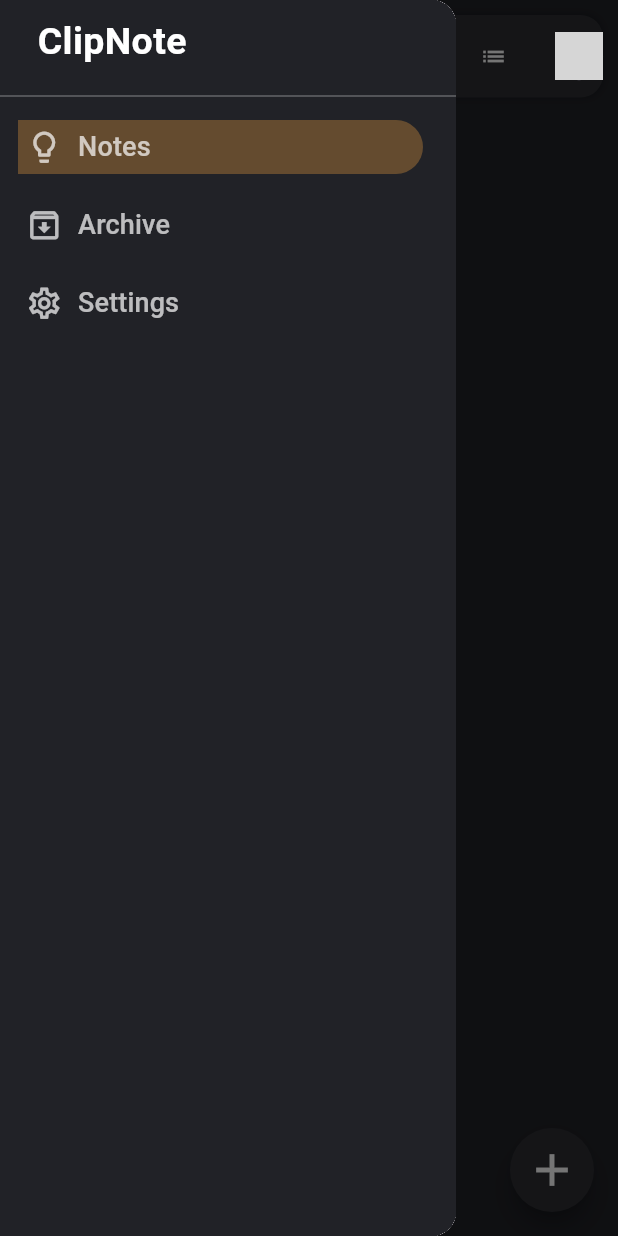
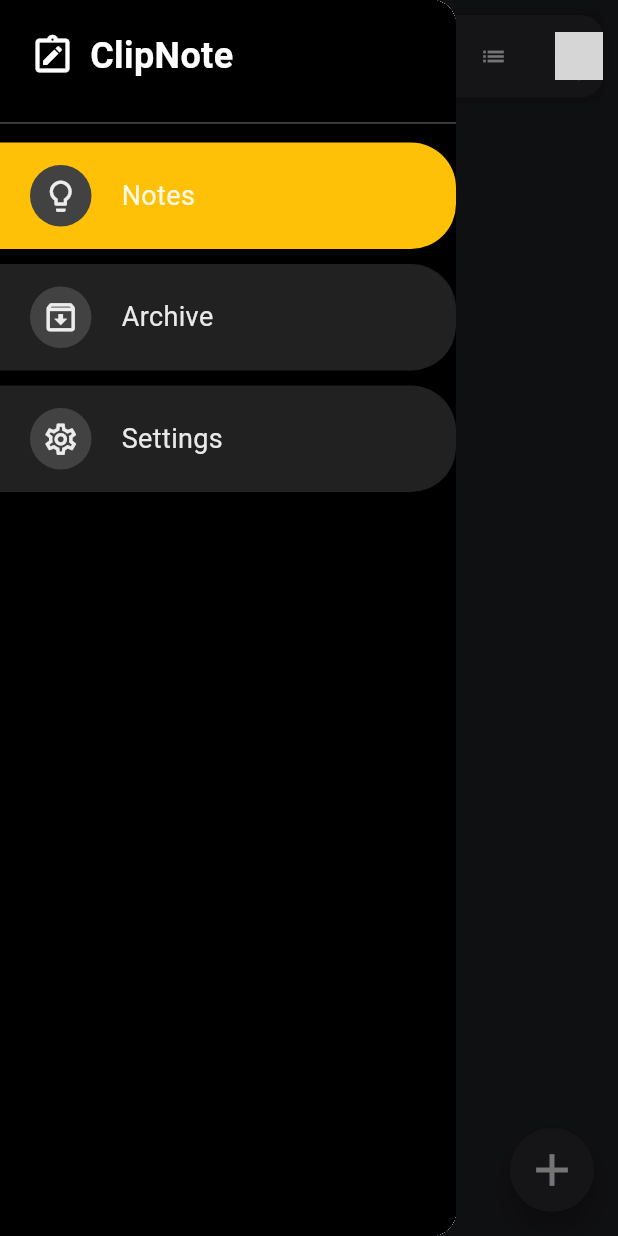
Before and after one commit to anuragJoshi05/ClipNote, a Flutter app: the ArchieveView screen opened directly, with the side drawer open, on a phone screen of 412 x 824 dp. Run offline on Flutter 3.47's test engine with Material 3 defaults, Android fonts, the phone set to English and light mode, and no system bars; our stand-ins replace cloud_firestore, firebase_auth, firebase_core, flutter_lorem, font_awesome_flutter, google_fonts and 4 more; accounts and stored records are empty; network calls fail; grey boxes are pictures that could not be loaded.

Commit message:
feat: Refactor SideMenu widget and improve UI design
- Refactored SideMenu to StatelessWidget
- Enhanced UI with new colors and layout
- Simplified navigation with _buildMenuItem method
- Improved code readability and maintainability
- Fixed minor UI inconsistencies and bugs

```diff
--- a/lib/SideMenuBar.dart
+++ b/lib/SideMenuBar.dart
@@ -1,61 +1,64 @@
+import 'package:flutter/material.dart';
 import 'package:clipnote/archieveView.dart';
-import 'package:clipnote/colors.dart';
 import 'package:clipnote/settingsView.dart';
-import 'package:flutter/material.dart';
+import 'package:clipnote/home.dart';
 
-import 'home.dart';
+class SideMenu extends StatelessWidget {
+  const SideMenu({Key? key}) : super(key: key);
 
-class SideMenu extends StatefulWidget {
-  const SideMenu({super.key});
-
-  @override
-  State<SideMenu> createState() => _SideMenuState();
-}
-
-class _SideMenuState extends State<SideMenu> {
   @override
   Widget build(BuildContext context) {
     return Drawer(
       child: Container(
-        decoration: BoxDecoration(
-          color: bgColor,
-        ),
+        color: Colors.black,
         child: SafeArea(
           child: Column(
             crossAxisAlignment: CrossAxisAlignment.start,
             children: [
               Container(
-                margin: EdgeInsets.symmetric(horizontal: 25, vertical: 10),
-                child: Text(
+                margin: const EdgeInsets.symmetric(horizontal: 20, vertical: 20),
+                child: const Row(
+                  children: [
+                    Icon(
+                      Icons.note_alt_outlined,
+                      color: Colors.white,
+                      size: 30,
+                    ),
+                    SizedBox(width: 10),
+                    Text(
                       "ClipNote",
                       style: TextStyle(
-                      color: white, fontWeight: FontWeight.bold, fontSize: 25),
+                        color: Colors.white,
+                        fontWeight: FontWeight.bold,
+                        fontSize: 24,
+                      ),
+                    ),
+                  ],
                 ),
               ),
               Divider(
-                color: white.withOpacity(0.3),
+                color: Colors.white.withOpacity(0.3),
               ),
-              Container(
-                margin: EdgeInsets.only(right: 10),
-                child: Column(
+              Expanded(
+                child: ListView(
                   children: [
-                    TextButton(
-                      onPressed: () {
-                        Navigator.push(context, MaterialPageRoute(builder: (context) => Home()));
-                      },
-                      child: sectionOne(),
+                    _buildMenuItem(
+                      context,
+                      icon: Icons.lightbulb_outline,
+                      label: "Notes",
+                      destination: const Home(),
                     ),
-                    TextButton(
-                      onPressed: () {
-                        Navigator.push(context, MaterialPageRoute(builder: (context) => ArchieveView()));
-                      },
-                      child: sectionTwo(),
+                    _buildMenuItem(
+                      context,
+                      icon: Icons.archive_outlined,
+                      label: "Archive",
+                      destination: ArchieveView(),
                     ),
-                    TextButton(
-                      onPressed: () {
-                        Navigator.push(context, MaterialPageRoute(builder: (context) => Settingsview()));
-                      },
-                      child: sectionThree(),
+                    _buildMenuItem(
+                      context,
+                      icon: Icons.settings_outlined,
+                      label: "Settings",
+                      destination: const Settingsview(),
                     ),
                   ],
                 ),
@@ -67,86 +70,50 @@ class _SideMenuState extends State<SideMenu> {
     );
   }
 
-  Widget sectionOne() {
-    return Container(
-      padding: EdgeInsets.all(5),
+  Widget _buildMenuItem(BuildContext context, {
+    required IconData icon,
+    required String label,
+    required Widget destination,
+  }) {
+    final notesColor = Colors.amber; // Use named color for better readability
+
+    return InkWell(
+      onTap: () {
+        Navigator.push(context, MaterialPageRoute(builder: (context) => destination));
+      },
+      child: Container(
+        margin: const EdgeInsets.symmetric(vertical: 5),
+        padding: const EdgeInsets.symmetric(vertical: 15, horizontal: 20),
+        decoration: BoxDecoration(
+          color: label == "Notes" ? notesColor : Colors.grey.shade900,
+          borderRadius: const BorderRadius.only(
+            topRight: Radius.circular(30),
+            bottomRight: Radius.circular(30),
+          ),
+        ),
         child: Row(
           children: [
-          Icon(
-            Icons.lightbulb_outlined,
+            Container(
+              padding: const EdgeInsets.all(8),
+              decoration: BoxDecoration(
+                color: Colors.grey.shade800,
+                shape: BoxShape.circle,
+              ),
+              child: Icon(
+                icon,
                 size: 25,
-            color: white.withOpacity(0.7),
+                color: Colors.white.withOpacity(0.9),
               ),
-          SizedBox(
-            width: 10,
             ),
+            const SizedBox(width: 20),
             Text(
-            "Notes",
-            style: TextStyle(color: white.withOpacity(0.7), fontSize: 18),
+              label,
+              style: TextStyle(
+                color: Colors.white.withOpacity(0.9),
+                fontSize: 18,
+              ),
             ),
           ],
-      ),
-      decoration: BoxDecoration(
-        color: Colors.orangeAccent.withOpacity(0.3),
-        borderRadius: BorderRadius.only(
-          topRight: Radius.circular(50),
-          bottomRight: Radius.circular(50),
-        ),
-      ),
-    );
-  }
-
-  Widget sectionTwo() {
-    return Container(
-      padding: EdgeInsets.all(5),
-      child: Row(
-        children: [
-          Icon(
-            Icons.archive_outlined,
-            size: 25,
-            color: white.withOpacity(0.7),
-          ),
-          SizedBox(
-            width: 10,
-          ),
-          Text(
-            "Archive",
-            style: TextStyle(color: white.withOpacity(0.7), fontSize: 18),
-          ),
-        ],
-      ),
-      decoration: BoxDecoration(
-        borderRadius: BorderRadius.only(
-          topRight: Radius.circular(50),
-          bottomRight: Radius.circular(50),
-        ),
-      ),
-    );
-  }
-
-  Widget sectionThree() {
-    return Container(
-      padding: EdgeInsets.all(5),
-      child: Row(
-        children: [
-          Icon(
-            Icons.settings_outlined,
-            size: 25,
-            color: white.withOpacity(0.7),
-          ),
-          SizedBox(
-            width: 10,
-          ),
-          Text(
-            "Settings",
-            style: TextStyle(color: white.withOpacity(0.7), fontSize: 18),
-          ),
-        ],
-      ),
-      decoration: BoxDecoration(
-        borderRadius: BorderRadius.only(
-          topRight: Radius.circular(50),
-          bottomRight: Radius.circular(50),
         ),
       ),
     );
```
Lines whose indentation alone changed are shown as unchanged.
